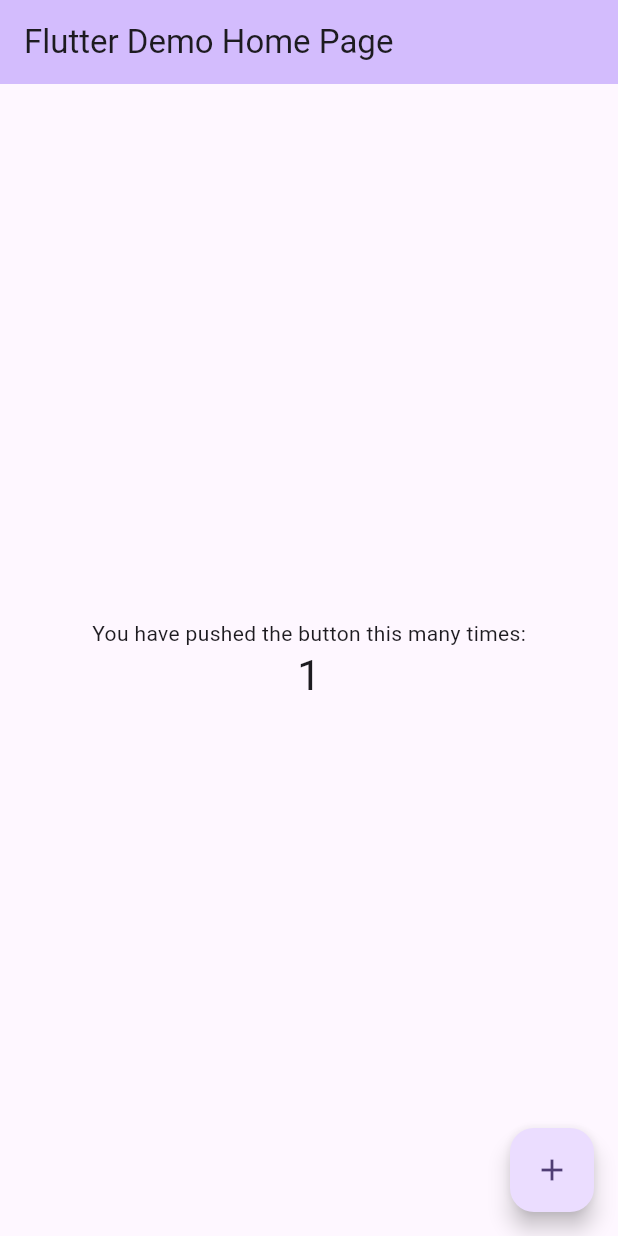
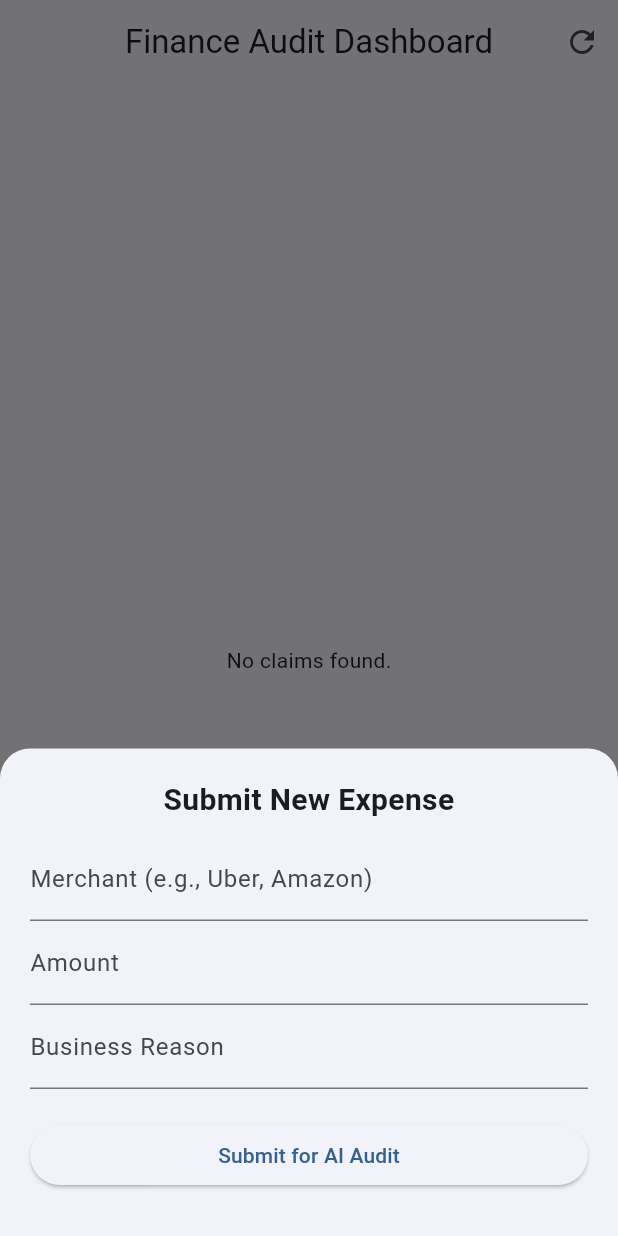
Before and after one commit to niyabraham/Expense-Auditor, a Flutter app: the screen it shows after launch, after a tap on the "add" icon, on a phone screen of 412 x 824 dp. Run offline on Flutter 3.47's test engine with Material 3 defaults, Android fonts, the phone set to English and light mode, and no system bars; our stand-ins replace flutter_dotenv, google_generative_ai, supabase_flutter; accounts and stored records are empty.

Commit message:
feat: implement hybrid AI audit engine with local fallback and http integration

```diff
--- a/lib/main.dart
+++ b/lib/main.dart
@@ -1,120 +1,301 @@
+import 'dart:convert'; // For json encoding/decoding
+import 'package:http/http.dart' as http; // For the manual API call
 import 'package:flutter/material.dart';
+import 'package:supabase_flutter/supabase_flutter.dart';
+import 'package:flutter_dotenv/flutter_dotenv.dart';
+import 'package:google_generative_ai/google_generative_ai.dart';
 
-void main() {
+void main() async {
+  WidgetsFlutterBinding.ensureInitialized();
+  await dotenv.load(fileName: ".env");
+
+  await Supabase.initialize(
+    url: dotenv.env['SUPABASE_URL']!,
+    anonKey: dotenv.env['SUPABASE_ANON_KEY']!,
+  );
+
   runApp(const MyApp());
 }
 
 class MyApp extends StatelessWidget {
   const MyApp({super.key});
 
-  // This widget is the root of your application.
   @override
   Widget build(BuildContext context) {
     return MaterialApp(
-      title: 'Flutter Demo',
+      debugShowCheckedModeBanner: false,
+      title: 'Expense Auditor',
       theme: ThemeData(
-        // This is the theme of your application.
-        //
-        // TRY THIS: Try running your application with "flutter run". You'll see
-        // the application has a purple toolbar. Then, without quitting the app,
-        // try changing the seedColor in the colorScheme below to Colors.green
-        // and then invoke "hot reload" (save your changes or press the "hot
-        // reload" button in a Flutter-supported IDE, or press "r" if you used
-        // the command line to start the app).
-        //
-        // Notice that the counter didn't reset back to zero; the application
-        // state is not lost during the reload. To reset the state, use hot
-        // restart instead.
-        //
-        // This works for code too, not just values: Most code changes can be
-        // tested with just a hot reload.
-        colorScheme: .fromSeed(seedColor: Colors.deepPurple),
+        useMaterial3: true,
+        colorSchemeSeed: Colors.blue,
       ),
-      home: const MyHomePage(title: 'Flutter Demo Home Page'),
+      home: const DashboardPage(),
     );
   }
 }
 
-class MyHomePage extends StatefulWidget {
-  const MyHomePage({super.key, required this.title});
-
-  // This widget is the home page of your application. It is stateful, meaning
-  // that it has a State object (defined below) that contains fields that affect
-  // how it looks.
-
-  // This class is the configuration for the state. It holds the values (in this
-  // case the title) provided by the parent (in this case the App widget) and
-  // used by the build method of the State. Fields in a Widget subclass are
-  // always marked "final".
-
-  final String title;
+class DashboardPage extends StatefulWidget {
+  const DashboardPage({super.key});
 
   @override
-  State<MyHomePage> createState() => _MyHomePageState();
+  State<DashboardPage> createState() => _DashboardPageState();
 }
 
-class _MyHomePageState extends State<MyHomePage> {
-  int _counter = 0;
+class _DashboardPageState extends State<DashboardPage> {
+  late Future<List<Map<String, dynamic>>> _claimsFuture;
 
-  void _incrementCounter() {
+  @override
+  void initState() {
+    super.initState();
+    _refreshClaims();
+  }
+
+  void _refreshClaims() {
     setState(() {
-      // This call to setState tells the Flutter framework that something has
-      // changed in this State, which causes it to rerun the build method below
-      // so that the display can reflect the updated values. If we changed
-      // _counter without calling setState(), then the build method would not be
-      // called again, and so nothing would appear to happen.
-      _counter++;
+      _claimsFuture = Supabase.instance.client
+          .from('claims')
+          .select()
+          .order('created_at', ascending: false);
     });
+  }
+
+  // --- AI AUDIT LOGIC ---
+  Future<Map<String, String>> _getAIVerdict(String merchant, double amount, String reason) async {
+    final apiKey = dotenv.env['GEMINI_API_KEY'];
+
+    // 1. TRY THE ACTUAL API
+    try {
+      final url = Uri.parse(
+        'https://generativelanguage.googleapis.com/v1beta/models/gemini-pro:generateContent?key=$apiKey'
+      );
+
+      final response = await http.post(
+        url,
+        headers: {'Content-Type': 'application/json'},
+        body: jsonEncode({
+          'contents': [{'parts': [{'text': "Audit this: $merchant, \$$amount, $reason. Rules: Food < \$20, Travel < \$500. Respond with 'Status: [STATUS]' and 'Reason: [REASON]'"}]}]
+        }),
+      ).timeout(const Duration(seconds: 5));
+
+      if (response.statusCode == 200) {
+        final data = jsonDecode(response.body);
+        final String text = data['candidates'][0]['content']['parts'][0]['text'];
+        return {
+          'status': text.toUpperCase().contains('APPROVED') ? 'approved' : 'rejected',
+          'reason': text.split('Reason:').last.trim(),
+        };
+      }
+    } catch (e) {
+      debugPrint("API failed, switching to Local Logic: $e");
+    }
+
+    // 2. FALLBACK: LOCAL AUDIT ENGINE (This will work even without internet!)
+    String status = 'approved';
+    String auditReason = 'Verified by Local Policy Engine.';
+
+    if (amount > 500) {
+      status = 'flagged';
+      auditReason = 'High value expense flagged for manual manager review.';
+    } else if (merchant.toLowerCase().contains('starbucks') || merchant.toLowerCase().contains('cafe')) {
+      if (amount > 20) {
+        status = 'rejected';
+        auditReason = 'Daily meal allowance of \$20 exceeded.';
+      }
+    } else if (reason.toLowerCase().contains('personal') || reason.toLowerCase().contains('gift')) {
+      status = 'rejected';
+      auditReason = 'Personal expenses are not reimbursable per company policy.';
+    }
+
+    return {'status': status, 'reason': auditReason};
+  }
+
+  // Logic to send the new claim to Supabase
+  Future<void> _submitClaim(String merchant, double amount, String justification) async {
+    try {
+      // Show loading snackbar so the user knows AI is "thinking"
+      ScaffoldMessenger.of(context).showSnackBar(
+        const SnackBar(content: Text('AI Auditor is analyzing...'), duration: Duration(seconds: 2)),
+      );
+
+      // 1. Get the AI Verdict first
+      final verdict = await _runAIAudit(merchant, amount, justification);
+
+      // 2. Insert into Supabase with the AI's decision
+      await Supabase.instance.client.from('claims').insert({
+        'merchant_name': merchant,
+        'amount': amount,
+        'justification': justification,
+        'currency': 'USD',
+        'status': verdict['status'],
+        'audit_reason': verdict['reason'],
+      });
+
+      _refreshClaims();
+      if (mounted) Navigator.pop(context);
+    } catch (e) {
+      ScaffoldMessenger.of(context).showSnackBar(
+        SnackBar(content: Text('Error: $e'), backgroundColor: Colors.red),
+      );
+    }
+  }
+
+  // Helper for actual execution (calling the verdict function)
+  Future<Map<String, String>> _runAIAudit(String merchant, double amount, String reason) async {
+    return await _getAIVerdict(merchant, amount, reason);
+  }
+
+  void _showAddExpenseForm() {
+    final merchantController = TextEditingController();
+    final amountController = TextEditingController();
+    final justificationController = TextEditingController();
+
+    showModalBottomSheet(
+      context: context,
+      isScrollControlled: true,
+      shape: const RoundedRectangleBorder(
+        borderRadius: BorderRadius.vertical(top: Radius.circular(20)),
+      ),
+      builder: (context) => Padding(
+        padding: EdgeInsets.only(
+          bottom: MediaQuery.of(context).viewInsets.bottom,
+          left: 20, right: 20, top: 20,
+        ),
+        child: Column(
+          mainAxisSize: MainAxisSize.min,
+          crossAxisAlignment: CrossAxisAlignment.stretch,
+          children: [
+            const Text(
+              'Submit New Expense',
+              style: TextStyle(fontSize: 20, fontWeight: FontWeight.bold),
+              textAlign: TextAlign.center,
+            ),
+            const SizedBox(height: 10),
+            TextField(
+              controller: merchantController,
+              decoration: const InputDecoration(labelText: 'Merchant (e.g., Uber, Amazon)'),
+            ),
+            TextField(
+              controller: amountController,
+              decoration: const InputDecoration(labelText: 'Amount'),
+              keyboardType: const TextInputType.numberWithOptions(decimal: true),
+            ),
+            TextField(
+              controller: justificationController,
+              decoration: const InputDecoration(labelText: 'Business Reason'),
+            ),
+            const SizedBox(height: 20),
+            ElevatedButton(
+              onPressed: () {
+                final amount = double.tryParse(amountController.text) ?? 0.0;
+                if (merchantController.text.isNotEmpty && amount > 0) {
+                  _submitClaim(merchantController.text, amount, justificationController.text);
+                }
+              },
+              child: const Text('Submit for AI Audit'),
+            ),
+            const SizedBox(height: 30),
+          ],
+        ),
+      ),
+    );
+  }
+
+  void _showAuditDetails(Map<String, dynamic> claim) {
+    showDialog(
+      context: context,
+      builder: (context) => AlertDialog(
+        title: Text(claim['merchant_name'] ?? 'Claim Detail'),
+        content: Column(
+          mainAxisSize: MainAxisSize.min,
+          crossAxisAlignment: CrossAxisAlignment.start,
+          children: [
+            const Text('Justification:', style: TextStyle(fontWeight: FontWeight.bold)),
+            Text(claim['justification'] ?? 'No justification provided.'),
+            const SizedBox(height: 16),
+            const Text('AI Auditor Verdict:', style: TextStyle(fontWeight: FontWeight.bold)),
+            Text(
+              claim['audit_reason'] ?? 'Pending AI review...',
+              style: const TextStyle(color: Colors.blueGrey, fontStyle: FontStyle.italic),
+            ),
+          ],
+        ),
+        actions: [
+          TextButton(onPressed: () => Navigator.pop(context), child: const Text('Close')),
+        ],
+      ),
+    );
+  }
+
+  Color _getStatusColor(String status) {
+    switch (status.toLowerCase()) {
+      case 'approved': return Colors.green;
+      case 'rejected': return Colors.red;
+      case 'flagged': return Colors.orange;
+      default: return Colors.grey;
+    }
   }
 
   @override
   Widget build(BuildContext context) {
-    // This method is rerun every time setState is called, for instance as done
-    // by the _incrementCounter method above.
-    //
-    // The Flutter framework has been optimized to make rerunning build methods
-    // fast, so that you can just rebuild anything that needs updating rather
-    // than having to individually change instances of widgets.
     return Scaffold(
       appBar: AppBar(
-        // TRY THIS: Try changing the color here to a specific color (to
-        // Colors.amber, perhaps?) and trigger a hot reload to see the AppBar
-        // change color while the other colors stay the same.
-        backgroundColor: Theme.of(context).colorScheme.inversePrimary,
-        // Here we take the value from the MyHomePage object that was created by
-        // the App.build method, and use it to set our appbar title.
-        title: Text(widget.title),
+        title: const Text('Finance Audit Dashboard'),
+        centerTitle: true,
+        actions: [
+          IconButton(onPressed: _refreshClaims, icon: const Icon(Icons.refresh)),
+        ],
       ),
-      body: Center(
-        // Center is a layout widget. It takes a single child and positions it
-        // in the middle of the parent.
-        child: Column(
-          // Column is also a layout widget. It takes a list of children and
-          // arranges them vertically. By default, it sizes itself to fit its
-          // children horizontally, and tries to be as tall as its parent.
-          //
-          // Column has various properties to control how it sizes itself and
-          // how it positions its children. Here we use mainAxisAlignment to
-          // center the children vertically; the main axis here is the vertical
-          // axis because Columns are vertical (the cross axis would be
-          // horizontal).
-          //
-          // TRY THIS: Invoke "debug painting" (choose the "Toggle Debug Paint"
-          // action in the IDE, or press "p" in the console), to see the
-          // wireframe for each widget.
-          mainAxisAlignment: .center,
-          children: [
-            const Text('You have pushed the button this many times:'),
-            Text(
-              '$_counter',
-              style: Theme.of(context).textTheme.headlineMedium,
-            ),
-          ],
-        ),
+      body: FutureBuilder<List<Map<String, dynamic>>>(
+        future: _claimsFuture,
+        builder: (context, snapshot) {
+          if (snapshot.connectionState == ConnectionState.waiting) {
+            return const Center(child: CircularProgressIndicator());
+          }
+          if (snapshot.hasError) return Center(child: Text('Error: ${snapshot.error}'));
+          if (!snapshot.hasData || snapshot.data!.isEmpty) return const Center(child: Text('No claims found.'));
+
+          final claims = snapshot.data!;
+
+          return ListView.builder(
+            itemCount: claims.length,
+            itemBuilder: (context, index) {
+              final claim = claims[index];
+              final status = claim['status'] ?? 'pending';
+
+              return InkWell(
+                onTap: () => _showAuditDetails(claim),
+                child: Card(
+                  margin: const EdgeInsets.symmetric(horizontal: 16, vertical: 8),
+                  child: ListTile(
+                    leading: CircleAvatar(
+                      backgroundColor: _getStatusColor(status).withOpacity(0.2),
+                      child: Icon(Icons.receipt, color: _getStatusColor(status)),
+                    ),
+                    title: Text(
+                      claim['merchant_name'] ?? 'Unknown Merchant',
+                      style: const TextStyle(fontWeight: FontWeight.bold),
+                    ),
+                    subtitle: Text('${claim['currency']} ${claim['amount']}'),
+                    trailing: Container(
+                      padding: const EdgeInsets.symmetric(horizontal: 12, vertical: 4),
+                      decoration: BoxDecoration(
+                        color: _getStatusColor(status),
+                        borderRadius: BorderRadius.circular(12),
+                      ),
+                      child: Text(
+                        status.toUpperCase(),
+                        style: const TextStyle(color: Colors.white, fontSize: 10, fontWeight: FontWeight.bold),
+                      ),
+                    ),
+                  ),
+                ),
+              );
+            },
+          );
+        },
       ),
       floatingActionButton: FloatingActionButton(
-        onPressed: _incrementCounter,
-        tooltip: 'Increment',
+        onPressed: _showAddExpenseForm,
         child: const Icon(Icons.add),
       ),
     );
```
Also changed, not shown: pubspec.yaml (+9 -72 lines), 1 other file.
